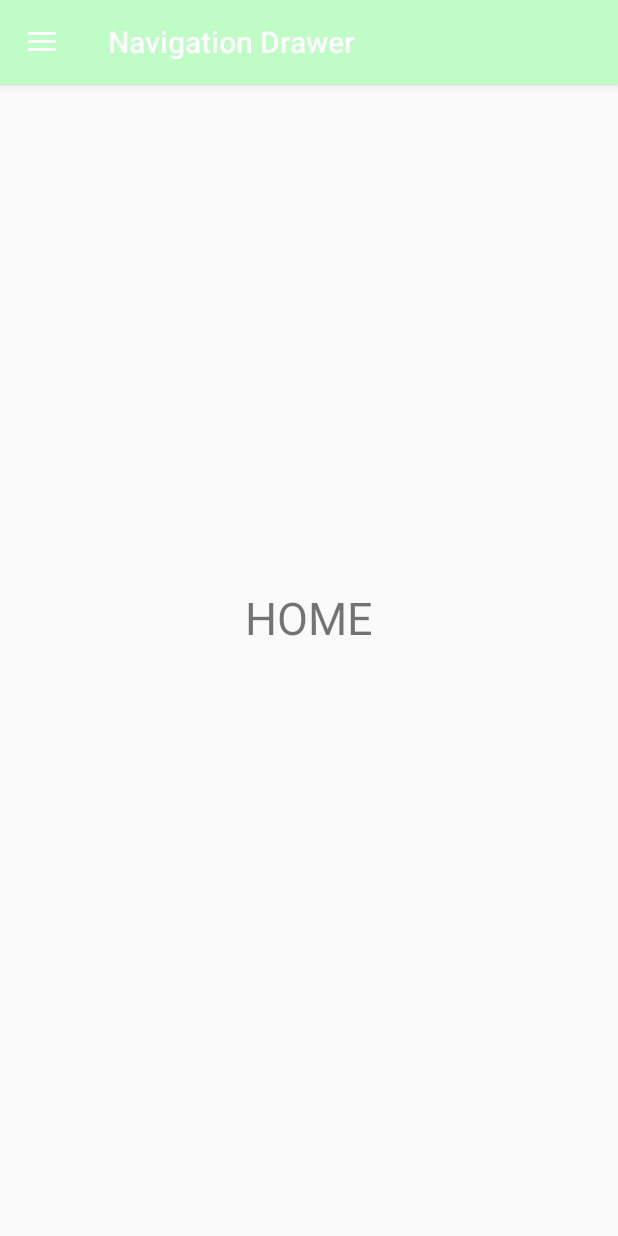
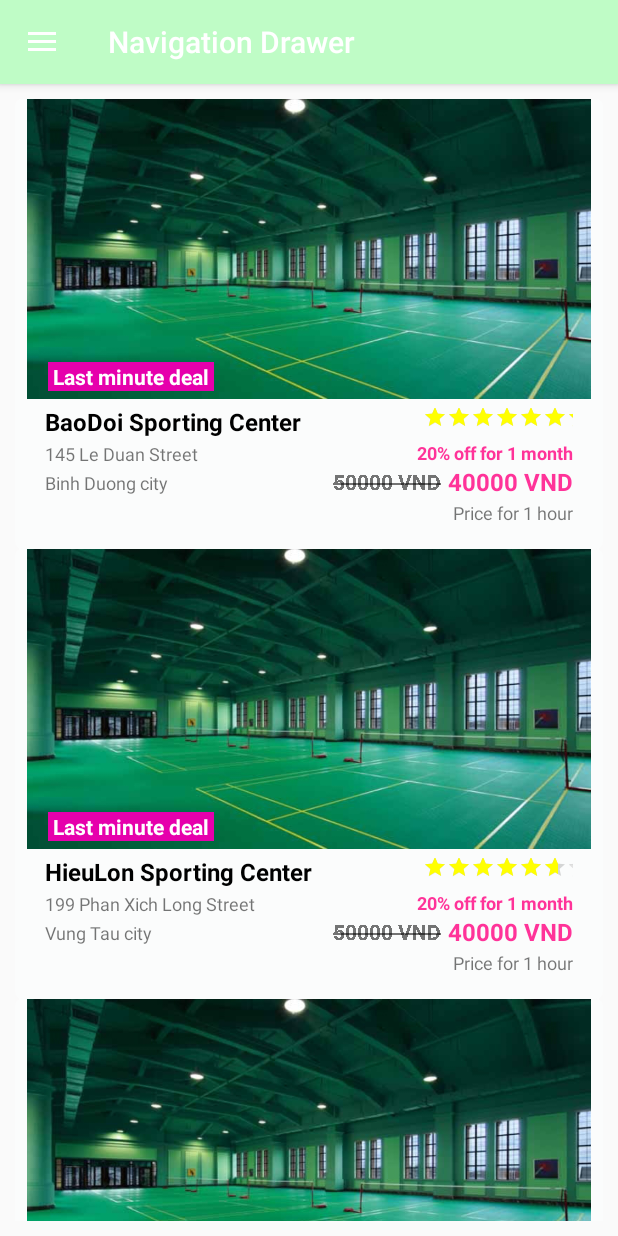
Before and after one commit to duckhai1/RentingAndroidAppDraft, an Android app: the HomeFragment screen opened directly, with no data from a screen before it, on a phone screen of 412 x 824 dp. Run offline under Robolectric (Android 15) with nearby library versions, the phone set to English and light mode, and no system bars.

Commit message:
Presentation/raw app v3.1 (#40)
* Create Home Fragment

* create padding for home fragment

Co-authored-by: Hieu Le <13507@student.vgu.edu.vn>

```diff
--- /dev/null
+++ b/presentation/app/src/main/java/com/example/book2play/CourtModel.kt
@@ -0,0 +1,4 @@
+package com.example.book2play
+
+class CourtModel(val name: String,val location: String,val city: String,val rate: Double, val image:Int,val sales: String,val price: String, val oldprice: String)  {
+}
--- /dev/null
+++ b/presentation/app/src/main/java/com/example/book2play/HomeAdapter.kt
@@ -0,0 +1,40 @@
+package com.example.book2play
+
+import android.graphics.Paint
+import android.view.LayoutInflater
+import android.view.View
+import android.view.ViewGroup
+import androidx.recyclerview.widget.RecyclerView
+import kotlinx.android.synthetic.main.home_row.view.*
+
+
+class HomeAdapter(val arrayList:ArrayList<CourtModel>, val context: HomeFragment) :
+    RecyclerView.Adapter<HomeAdapter.ViewHolder>() {
+    class ViewHolder (itemView: View) : RecyclerView.ViewHolder(itemView){
+        fun bindItems(model: CourtModel) {
+            itemView.name.text = model.name
+            itemView.city.text = model.city
+            itemView.location.text = model.location
+            itemView.price.text = model.price
+            itemView.sales.text = model.sales
+            itemView.imageVi.setImageResource(model.image)
+            itemView.rating_bar.setRating(model.rate.toFloat())
+            itemView.oldprice.text = model.oldprice
+            itemView.oldprice.setPaintFlags(Paint.STRIKE_THRU_TEXT_FLAG);
+        }
+    }
+
+    override fun onCreateViewHolder(parent: ViewGroup, viewType: Int): ViewHolder {
+
+        val v = LayoutInflater.from(parent.context).inflate(R.layout.home_row,parent,false)
+        return ViewHolder(v)
+    }
+
+    override fun getItemCount(): Int {
+        return arrayList.size
+    }
+
+    override fun onBindViewHolder(holder: ViewHolder, position: Int) {
+        holder.bindItems(arrayList[position])
+    }
+}
--- a/presentation/app/src/main/java/com/example/book2play/HomeFragment.kt
+++ b/presentation/app/src/main/java/com/example/book2play/HomeFragment.kt
@@ -5,7 +5,8 @@ import androidx.fragment.app.Fragment
 import android.view.LayoutInflater
 import android.view.View
 import android.view.ViewGroup
-import com.example.book2play.R
+import androidx.recyclerview.widget.LinearLayoutManager
+import kotlinx.android.synthetic.main.fragment_home.*
 
 /**
  * A simple [Fragment] subclass.
@@ -19,5 +20,20 @@ class HomeFragment : Fragment() {
         // Inflate the layout for this fragment
         return inflater.inflate(R.layout.fragment_home, container, false)
     }
+    override fun onActivityCreated(savedInstanceState: Bundle?) {
+        super.onActivityCreated(savedInstanceState)
+
+        val arrayList = ArrayList<CourtModel>()
+        arrayList.add(CourtModel("BaoDoi Sporting Center", "145 Le Duan Street",  "Binh Duong city",5.0,R.drawable.sancaulong,"20% off for 1 month","40000 VND","50000 VND"))
+        arrayList.add(CourtModel("HieuLon Sporting Center", "199 Phan Xich Long Street",  "Vung Tau city",4.5,R.drawable.sancaulong,"20% off for 1 month","40000 VND","50000 VND"))
+        arrayList.add(CourtModel("PhatCho Sporting Center", "59 Dien Bien Phu Street",  "My Tho city",3.5,R.drawable.sancaulong,"20% off for 1 month","40000 VND","50000 VND"))
+
+        val myAdapter = HomeAdapter(arrayList,this)
+        recyclerView4.layoutManager= LinearLayoutManager(activity)
+        recyclerView4.adapter = myAdapter
+
+
+
+    }
 
 }
--- a/presentation/app/src/main/res/layout/fragment_home.xml
+++ b/presentation/app/src/main/res/layout/fragment_home.xml
@@ -1,16 +1,16 @@
 <?xml version="1.0" encoding="utf-8"?>
-<FrameLayout xmlns:android="http://schemas.android.com/apk/res/android"
+<LinearLayout xmlns:android="http://schemas.android.com/apk/res/android"
     xmlns:tools="http://schemas.android.com/tools"
     android:layout_width="match_parent"
     android:layout_height="match_parent"
+    android:orientation="vertical"
     tools:context=".HomeFragment">
 
-    <TextView
-        android:id="@+id/textView4"
-        android:layout_width="wrap_content"
-        android:layout_height="wrap_content"
-        android:text="HOME"
-        android:textSize="30sp"
-        android:layout_gravity="center"
-        />
-</FrameLayout>
+    <androidx.recyclerview.widget.RecyclerView
+        android:layout_width="match_parent"
+        android:layout_height="match_parent"
+        android:layout_marginTop="?attr/actionBarSize"
+        android:padding="10dp"
+        android:id="@+id/recyclerView4"/>
+
+</LinearLayout>
--- /dev/null
+++ b/presentation/app/src/main/res/layout/home_row.xml
@@ -0,0 +1,121 @@
+<?xml version="1.0" encoding="utf-8"?>
+<androidx.cardview.widget.CardView xmlns:android="http://schemas.android.com/apk/res/android"
+    xmlns:app="http://schemas.android.com/apk/res-auto"
+    android:layout_width="match_parent"
+    android:layout_height="wrap_content"
+
+    app:cardCornerRadius="5dp"
+    app:cardMaxElevation="0dp"
+    app:cardElevation="0dp"
+    app:cardUseCompatPadding="true"
+    app:cardPreventCornerOverlap="false"
+    android:background="@color/colorPrimary">
+
+
+    <RelativeLayout
+        android:id="@+id/card"
+        android:layout_width="match_parent"
+        android:layout_height="300dp"
+        android:background="@color/white"
+        android:orientation="horizontal"
+        android:padding="0dp">
+
+        <ImageView
+            android:id="@+id/imageVi"
+            android:layout_width="wrap_content"
+            android:layout_height="200dp"
+            app:srcCompat="@drawable/sancaulong" />
+
+        <TextView
+            android:id="@+id/name"
+            android:layout_width="wrap_content"
+            android:layout_height="wrap_content"
+            android:text="TextView"
+            android:layout_marginTop="204dp"
+            android:layout_marginLeft="20dp"
+            android:textSize="16sp"
+            android:textStyle="bold"
+            android:textColor="@color/black"/>
+        <TextView
+            android:id="@+id/location"
+            android:layout_width="wrap_content"
+            android:layout_height="wrap_content"
+            android:text="TextView"
+            android:layout_marginTop="228dp"
+            android:layout_marginLeft="20dp"
+            android:textSize="12sp"/>
+        <TextView
+            android:id="@+id/city"
+            android:layout_width="wrap_content"
+            android:layout_height="wrap_content"
+            android:text="TextView"
+            android:layout_marginTop="247dp"
+            android:layout_marginLeft="20dp"
+            android:textSize="12sp"/>
+        <RatingBar
+            android:id="@+id/rating_bar"
+            android:layout_width="100dp"
+            android:layout_height="20dp"
+            android:layout_alignParentRight="true"
+            android:layout_marginRight="20dp"
+            android:layout_marginTop="204dp"
+            android:numStars="5"
+            style="?android:attr/ratingBarStyleSmall"
+            android:stepSize=".1"
+            android:progressTint="#ffff00"/>
+        <TextView
+            android:id="@+id/sales"
+            android:layout_width="wrap_content"
+            android:layout_height="wrap_content"
+            android:text="TextView"
+            android:layout_marginTop="227dp"
+            android:layout_alignParentRight="true"
+            android:layout_marginRight="20dp"
+            android:textSize="12sp"
+            android:textColor="#ff3399"
+            android:textStyle="bold"/>
+        <TextView
+            android:id="@+id/price"
+            android:layout_width="wrap_content"
+            android:layout_height="wrap_content"
+            android:text="TextView"
+            android:layout_marginTop="244dp"
+            android:layout_alignParentRight="true"
+            android:layout_marginRight="20dp"
+            android:textSize="16sp"
+            android:textColor="#ff3399"
+            android:textStyle="bold"/>
+        <TextView
+            android:id="@+id/oldprice"
+            android:layout_width="wrap_content"
+            android:layout_height="wrap_content"
+            android:text="Text View"
+            android:layout_marginTop="245dp"
+            android:layout_alignParentRight="true"
+            android:layout_marginRight="108dp"
+            android:textSize="14sp"
+            android:textStyle="bold"/>
+        <TextView
+            android:id="@+id/descrip"
+            android:layout_width="wrap_content"
+            android:layout_height="wrap_content"
+            android:text="Price for 1 hour"
+            android:layout_marginTop="267dp"
+            android:layout_alignParentRight="true"
+            android:layout_marginRight="20dp"
+            android:textSize="12sp"/>
+
+        <TextView
+            android:id="@+id/textView"
+            android:layout_width="wrap_content"
+            android:layout_height="wrap_content"
+            android:text=" Last minute deal "
+            android:background=" #e600ac"
+            android:textColor=" #ffffff"
+            android:layout_marginLeft="22dp"
+            android:textStyle="bold"
+            android:textSize="14sp"
+            android:layout_marginTop="175dp"
+            />
+    </RelativeLayout>
+</androidx.cardview.widget.CardView>
```
Also changed, not shown: presentation/app/src/main/res/drawable/sancaulong.jpg (added), 1 other file.
